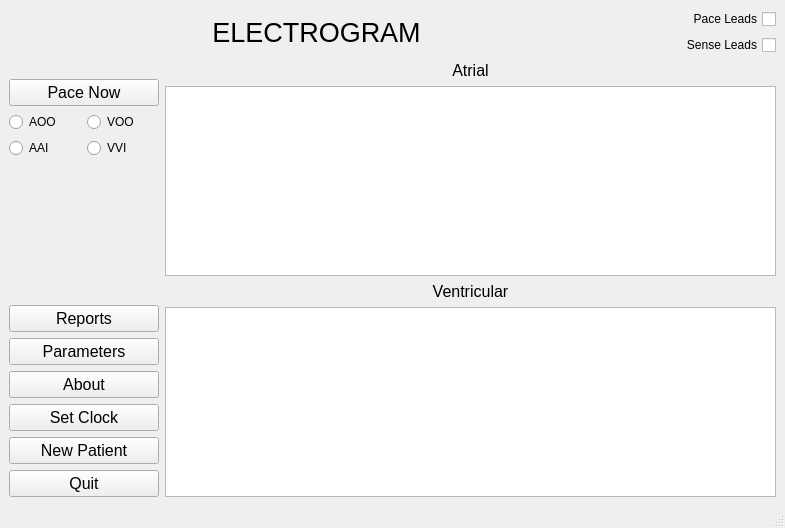
Above: DCM/ui_files/dcm.ui from CarlosCapili/3K04-Pacemaker-Project before the change. Below: the same form after it.
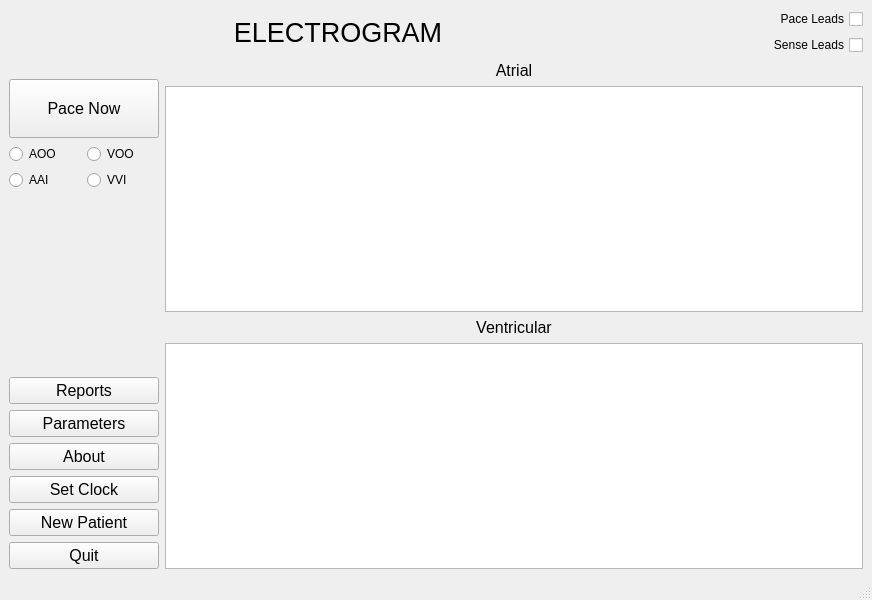
That is the form after the change.

Diff of the .ui file:
```diff
--- a/DCM/ui_files/dcm.ui
+++ b/DCM/ui_files/dcm.ui
@@ -6,8 +6,8 @@
    <rect>
     <x>0</x>
     <y>0</y>
-    <width>785</width>
-    <height>528</height>
+    <width>872</width>
+    <height>600</height>
    </rect>
   </property>
   <property name="windowTitle">
```
Left out of the diff: 2 changed lines with no effect on the pictures.
